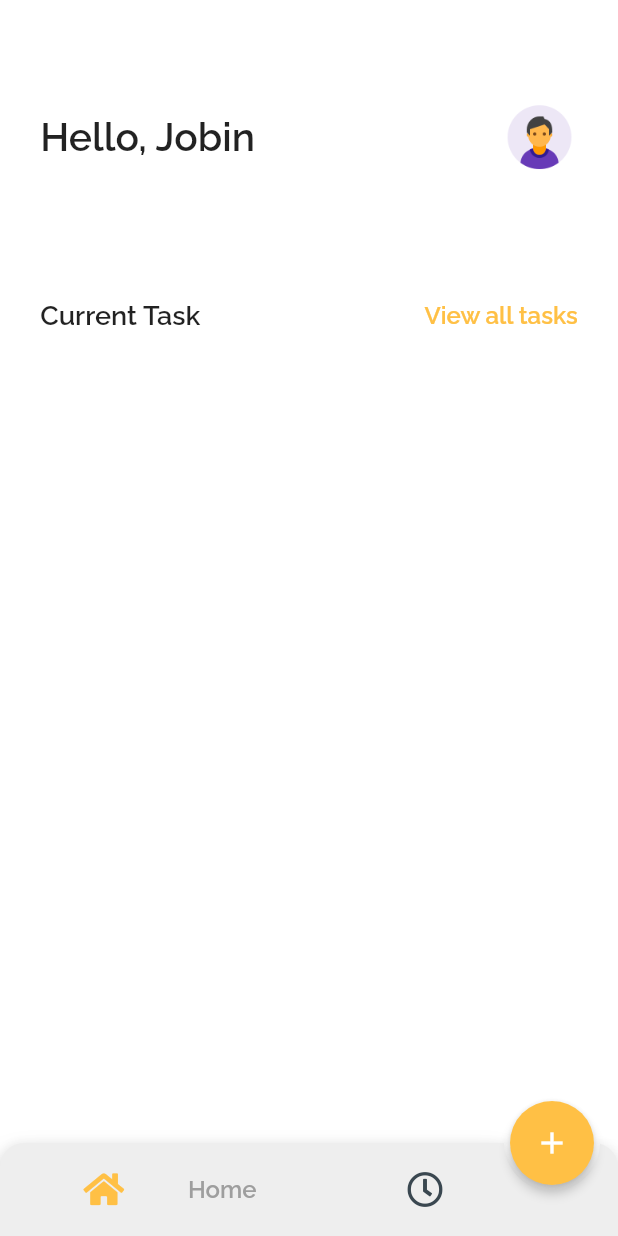
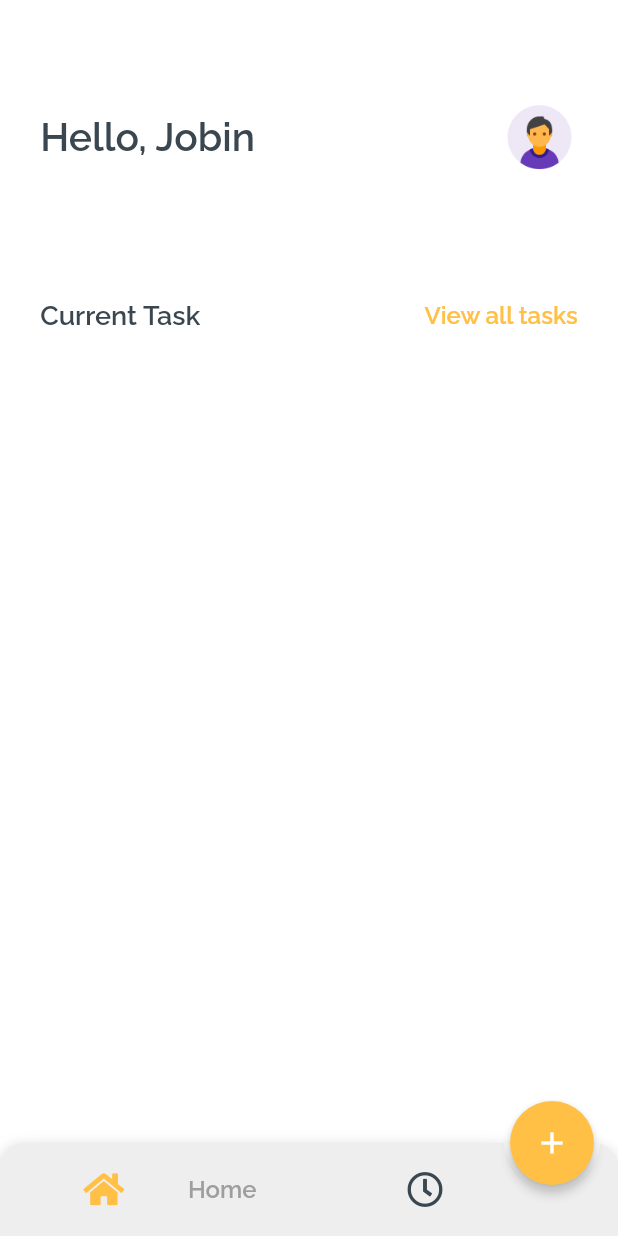
Before and after one commit to JobinBiju/Taskly, a Flutter app: the HomeView screen opened by its route, on a phone screen of 412 x 824 dp. Run offline on Flutter 3.47's test engine with Material 2 defaults, Android fonts, the phone set to English and light mode, and no system bars; drawn by our look-alikes of bubble_bottom_bar; our stand-ins replace font_awesome_flutter, get, google_fonts, lottie.

Commit message:
Nothing much
just some code refactors

```diff
--- a/lib/app/modules/home/views/dashboard_view.dart
+++ b/lib/app/modules/home/views/dashboard_view.dart
@@ -26,7 +26,8 @@ class DashboardView extends GetView {
               children: [
                 Text(
                   'Hello, Jobin',
-                  style: kSubHeadTextStyle,
+                  style: kSubHeadTextStyle.copyWith(
+                      color: Theme.of(context).primaryColorDark),
                 ),
                 GestureDetector(
                   onTap: () => Get.to(ProfileView()),
@@ -46,7 +47,8 @@ class DashboardView extends GetView {
               children: [
                 Text(
                   'Current Task',
-                  style: kSub2HeadTextStyle,
+                  style: kSub2HeadTextStyle.copyWith(
+                      color: Theme.of(context).primaryColorDark),
                 ),
                 GestureDetector(
                   onTap: () {},
```
Also changed, not shown: lib/app/modules/settings/controllers/settings_controller.dart (+7 -7 lines).
